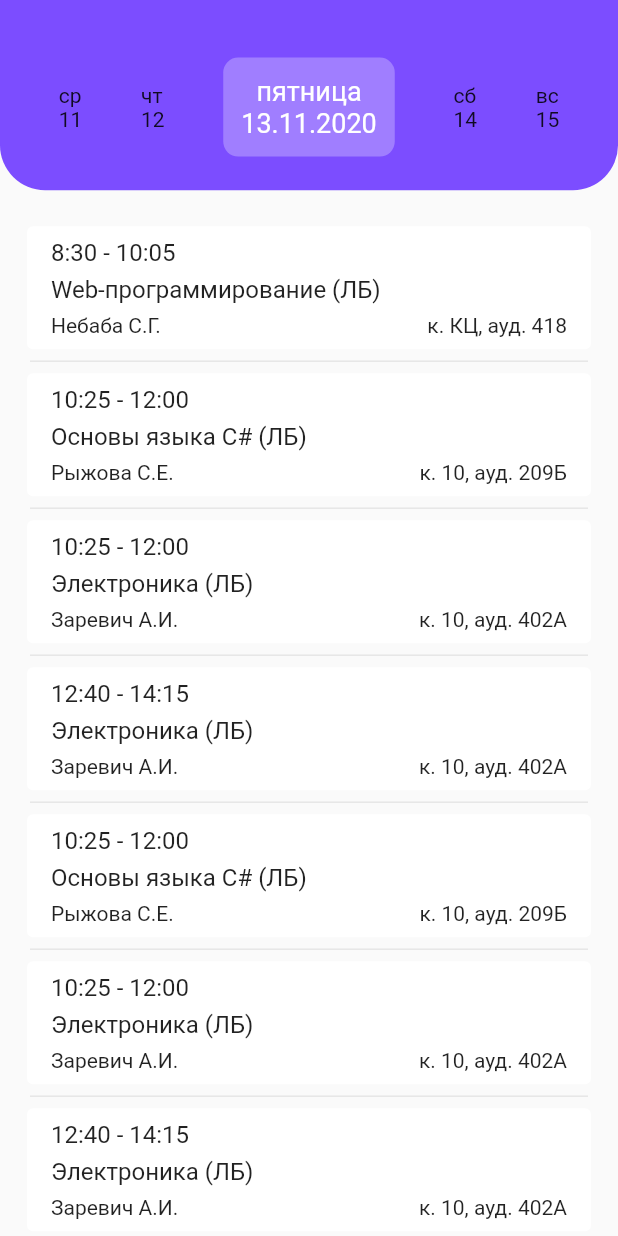
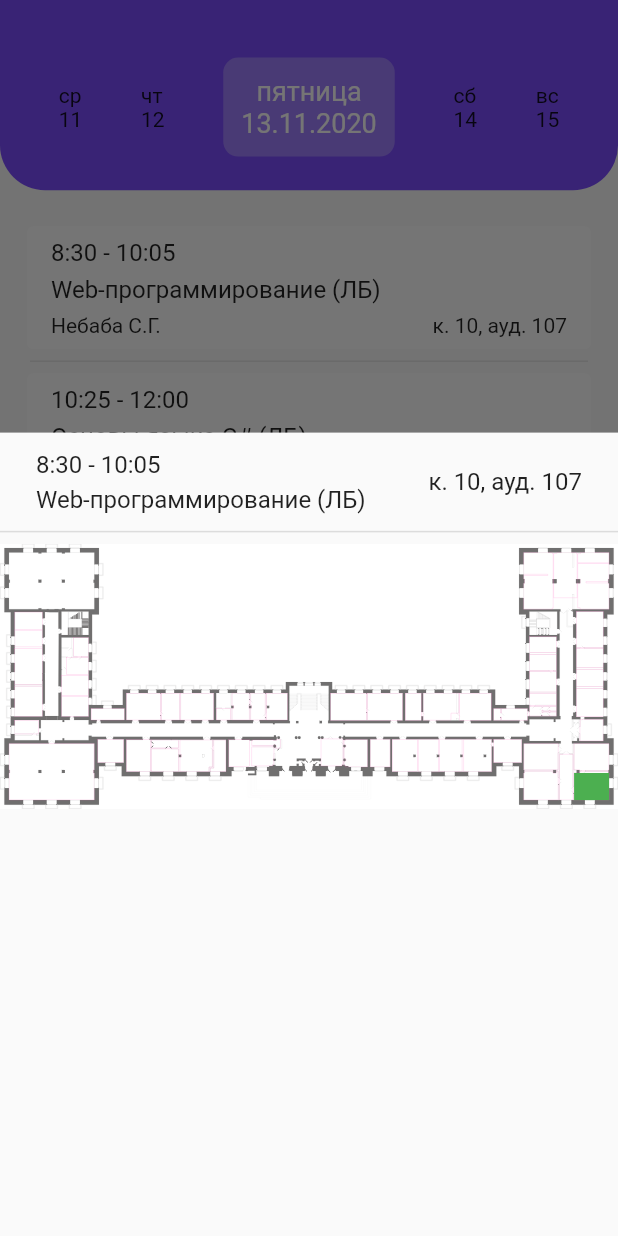
Before and after one commit to aiekseu/tpu_schedule, a Flutter app: the screen it shows after launch, after a tap on "8:30", on a phone screen of 412 x 824 dp. Run offline on Flutter 3.47's test engine with Material 2 defaults, Android fonts, the phone set to English and light mode, and no system bars; our stand-ins replace flutter_svg.

Commit message:
draw svg floorplans methods; add dialog to show right class on floorplan; add scale functionality;

```diff
--- /dev/null
+++ b/lib/data/BuildingsFloorPlans.dart
@@ -0,0 +1,9 @@
+import 'package:flutter_svg/flutter_svg.dart';
+
+class BuildingsFloorPlans {
+
+  Map buildingsInfos = {
+    '10_1': 'images/10_2.png',
+  };
+
+}
--- a/lib/widgets/Class.dart
+++ b/lib/data/Class.dart
@@ -5,6 +5,8 @@ class Class {
   String lecturerName;
   String building;
   String room;
+  double x;
+  double y;
 
   Class (this.startTime, this.endTime, this.name, this.lecturerName, this.building, this.room);
 }
--- a/lib/data/ScheduleData.dart
+++ b/lib/data/ScheduleData.dart
@@ -1,15 +1,15 @@
-import 'file:///D:/pa6ota/android/flutter_campus_map/lib/widgets/Class.dart';
+import 'file:///D:/pa6ota/android/flutter_campus_map/lib/data/Class.dart';
 
 class ScheduleData {
   List<Class> monday = [
-    new Class('8:30', '10:05', 'Web-программирование (ЛБ)', 'Небаба С.Г.', 'КЦ',
-        '418'),
+    new Class('8:30', '10:05', 'Web-программирование (ЛБ)', 'Небаба С.Г.', '10',
+        '107'),
     new Class(
-        '10:25', '12:00', 'Основы языка С# (ЛБ)', 'Рыжова С.Е.', '10', '209Б'),
+        '10:25', '12:00', 'Основы языка С# (ЛБ)', 'Рыжова С.Е.', '10', '108'),
     new Class(
-        '10:25', '12:00', 'Электроника (ЛБ)', 'Заревич А.И.', '10', '402А'),
+        '10:25', '12:00', 'Электроника (ЛБ)', 'Заревич А.И.', '10', '307'),
     new Class(
-        '12:40', '14:15', 'Электроника (ЛБ)', 'Заревич А.И.', '10', '402А'),
+        '12:40', '14:15', 'Электроника (ЛБ)', 'Заревич А.И.', '10', '213'),
     new Class(
         '10:25', '12:00', 'Основы языка С# (ЛБ)', 'Рыжова С.Е.', '10', '209Б'),
     new Class(
--- a/lib/pages/Schedule.dart
+++ b/lib/pages/Schedule.dart
@@ -2,7 +2,8 @@ import 'package:flutter/cupertino.dart';
 import 'package:flutter/material.dart';
 import 'package:flutter_campus_map/data/ScheduleData.dart';
 
-import 'file:///D:/pa6ota/android/flutter_campus_map/lib/widgets/Class.dart';
+import 'file:///D:/pa6ota/android/flutter_campus_map/lib/data/Class.dart';
+import 'package:flutter_campus_map/widgets/ClassLocation.dart';
 
 class Schedule extends StatelessWidget {
   //DatePick('16.12', 'ср')
@@ -81,8 +82,22 @@ class _ClassesListState extends State<ClassesList> {
     super.initState();
   }
 
+
   @override
   Widget build(BuildContext context) {
+
+    void _showModalBottomSheet(BuildContext context, Map classInfo) {
+      showModalBottomSheet<void>(
+        context: context,
+        builder: (context) {
+          return ClassLocation(classInfo);
+        },
+        enableDrag: true,
+        isScrollControlled: true,
+      );
+    }
+
+
     return Expanded(
       flex: 11,
       child: ListView.separated(
@@ -96,7 +111,14 @@ class _ClassesListState extends State<ClassesList> {
             elevation: 0,
             child: InkWell(
               onTap: () {
-
+                Map classInfo = {
+                  'startTime' : monday[index].startTime,
+                  'endTime' : monday[index].endTime,
+                  'name' : monday[index].name,
+                  'building' : monday[index].building,
+                  'room' : monday[index].room,
+                };
+                _showModalBottomSheet(context, classInfo);
               },
               child: Column(
                 children: [
--- a/lib/widgets/ClassLocation.dart
+++ b/lib/widgets/ClassLocation.dart
@@ -0,0 +1,136 @@
+import 'package:flutter/material.dart';
+import 'package:flutter_svg/flutter_svg.dart';
+
+class ClassLocation extends StatefulWidget {
+  ClassLocation(this.classInfo, {Key key}) : super(key: key);
+
+  final Map classInfo;
+
+  @override
+  _ClassLocationState createState() => _ClassLocationState();
+}
+
+class _ClassLocationState extends State<ClassLocation>
+    with TickerProviderStateMixin {
+  @override
+  void initState() {
+    super.initState();
+    _controllerReset = AnimationController(
+      vsync: this,
+      duration: const Duration(milliseconds: 250),
+    );
+  }
+
+  final TransformationController _transformationController =
+      TransformationController();
+  Animation<Matrix4> _animationReset;
+  AnimationController _controllerReset;
+
+  void _onAnimateReset() {
+    _transformationController.value = _animationReset.value;
+    if (!_controllerReset.isAnimating) {
+      _animationReset?.removeListener(_onAnimateReset);
+      _animationReset = null;
+      _controllerReset.reset();
+    }
+  }
+
+  void _animateResetInitialize() {
+    _controllerReset.reset();
+    _animationReset = Matrix4Tween(
+      begin: _transformationController.value,
+      end: Matrix4.identity(),
+    ).animate(_controllerReset);
+    _animationReset.addListener(_onAnimateReset);
+    _controllerReset.forward();
+  }
+
+// Stop a running reset to home transform animation.
+  void _animateResetStop() {
+    _controllerReset.stop();
+    _animationReset?.removeListener(_onAnimateReset);
+    _animationReset = null;
+    _controllerReset.reset();
+  }
+
+  void _onInteractionStart(ScaleStartDetails details) {
+    // If the user tries to cause a transformation while the reset animation is
+    // running, cancel the reset animation.
+    if (_controllerReset.status == AnimationStatus.forward) {
+      _animateResetStop();
+    }
+  }
+
+  void _onInteractionEnd(ScaleEndDetails details) {
+    _animateResetInitialize();
+  }
+
+  @override
+  Widget build(BuildContext context) {
+    return Container(
+      height: MediaQuery.of(context).size.height * 0.65,
+      child: Column(
+        children: [
+          DefaultTextStyle(
+            style: TextStyle(
+                fontWeight: FontWeight.w400,
+                fontSize: 16,
+                color: Colors.black87),
+            child: Container(
+                height: 50,
+                padding: EdgeInsets.symmetric(horizontal: 24, vertical: 0),
+                margin: EdgeInsets.only(top: 8),
+                child: Row(
+                  mainAxisAlignment: MainAxisAlignment.spaceBetween,
+                  children: [
+                    Column(
+                      mainAxisAlignment: MainAxisAlignment.spaceEvenly,
+                      crossAxisAlignment: CrossAxisAlignment.start,
+                      children: [
+                        Text(
+                          '${widget.classInfo['startTime']} - ${widget.classInfo['endTime']}',
+                        ),
+                        Text(
+                          '${widget.classInfo['name']}',
+                        )
+                      ],
+                    ),
+                    Text(
+                        'к. ${widget.classInfo['building']}, ауд. ${widget.classInfo['room']}')
+                  ],
+                )),
+          ),
+          const Divider(thickness: 1),
+          Container(
+            child: InteractiveViewer(
+                panEnabled: false,
+                // Set it to false to prevent panning.
+                boundaryMargin: EdgeInsets.all(32),
+                minScale: 1,
+                maxScale: 5,
+                onInteractionStart: _onInteractionStart,
+                onInteractionEnd: _onInteractionEnd,
+                transformationController: _transformationController,
+                child: Stack(
+                  fit: StackFit.passthrough,
+                  children: [
+                    Container(
+                      decoration: BoxDecoration(color: Colors.white),
+                      child: SvgPicture.asset(
+                        'images/${widget.classInfo['building']}_${widget.classInfo['room'][0]}.svg',
+                        width: MediaQuery.of(context).size.width,
+                      ),
+                    ),
+                    SvgPicture.asset(
+                      'images/${widget.classInfo['building']}_${widget.classInfo['room']}.svg',
+                      color: Colors.green,
+                      width: MediaQuery.of(context).size.width,
+                    ),
+                  ],
+                )),
+          )
+        ],
+      ),
+    );
+  }
+}
```
Also changed, not shown: pubspec.yaml (+5 -3 lines), images/10_1.svg (added), images/10_107.svg (added), images/10_108.svg (added), images/10_2.svg (added), images/10_202.svg (added), images/10_204.svg (added), images/10_208a.svg (added), images/10_213.svg (added), images/10_3.svg (added), images/10_307.svg (added), pubspec.lock.
